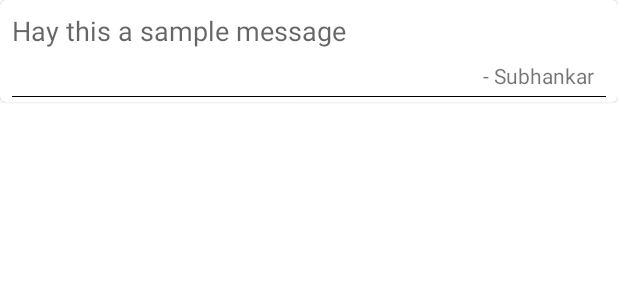
After one commit to SubhankarCodeGeek/MVVMOnboard, an Android app: the layout quote_item.xml on its own in the app's theme, with its tools: preview values and no code run, on a phone screen of 412 x 824 dp. The commit adds this screen. Shown: the top 300 px of the screen. Run offline under Robolectric (Android 15) with nearby library versions, the phone set to English and light mode, and no system bars.

Commit message:
~ QuoteList showing func is added in this section. ~ Groupe for recycleView item binding and showing.

```diff
--- a/app/build.gradle
+++ b/app/build.gradle
@@ -78,4 +78,9 @@ dependencies {
     //ThreeTenABP
     implementation 'com.jakewharton.threetenabp:threetenabp:1.2.0'
 
+    //Groupie
+    implementation "com.xwray:groupie:2.5.0"
+    implementation "com.xwray:groupie-kotlin-android-extensions:2.5.0"
+    implementation "com.xwray:groupie-databinding:2.5.0"
+
 }
--- a/app/src/main/java/com/example/mvvmonboard/data/repository/QuoteRepository.kt
+++ b/app/src/main/java/com/example/mvvmonboard/data/repository/QuoteRepository.kt
@@ -12,7 +12,6 @@ import kotlinx.coroutines.Dispatchers
 import kotlinx.coroutines.withContext
 import org.threeten.bp.LocalDateTime
 import org.threeten.bp.temporal.ChronoUnit
-
 
 /**
  * Created by Subhankar on August'16 2019
--- /dev/null
+++ b/app/src/main/res/layout/quote_item.xml
@@ -0,0 +1,70 @@
+<?xml version="1.0" encoding="utf-8"?>
+<layout xmlns:android="http://schemas.android.com/apk/res/android"
+    xmlns:app="http://schemas.android.com/apk/res-auto"
+    xmlns:tools="http://schemas.android.com/tools">
+
+    <data>
+
+        <variable
+            name="quote"
+            type="com.example.mvvmonboard.data.db.entities.Quote" />
+    </data>
+
+    <com.google.android.material.card.MaterialCardView
+        android:layout_width="match_parent"
+        android:layout_height="wrap_content"
+        android:orientation="vertical">
+
+        <androidx.constraintlayout.widget.ConstraintLayout
+            android:id="@+id/root_layout"
+            android:layout_width="match_parent"
+            android:layout_height="match_parent">
+
+            <TextView
+                android:id="@+id/tv_quote"
+                android:layout_width="wrap_content"
+                android:layout_height="wrap_content"
+                android:layout_marginStart="8dp"
+                android:layout_marginTop="8dp"
+                android:layout_marginEnd="8dp"
+                android:text="@{`'` + quote.quote + `'`}"
+                android:textAppearance="@style/TextAppearance.MaterialComponents.Headline3"
+                android:textSize="18sp"
+                app:layout_constrainedWidth="true"
+                app:layout_constraintEnd_toEndOf="parent"
+                app:layout_constraintHorizontal_bias="0.0"
+                app:layout_constraintStart_toStartOf="parent"
+                app:layout_constraintTop_toTopOf="parent"
+                tools:text="Hay this a sample message" />
+
+            <TextView
+                android:id="@+id/tv_sender_name"
+                android:layout_width="wrap_content"
+                android:layout_height="wrap_content"
+                android:layout_marginTop="8dp"
+                android:layout_marginEnd="16dp"
+                android:layout_marginBottom="8dp"
+                android:text="@{`-`+quote.author}"
+                android:textSize="14dp"
+                app:layout_constraintBottom_toBottomOf="parent"
+                app:layout_constraintEnd_toEndOf="parent"
+                app:layout_constraintTop_toBottomOf="@+id/tv_quote"
+                tools:text="- Subhankar" />
+
+            <View
+                android:id="@+id/view_line"
+                android:layout_width="0dp"
+                android:layout_height="0.5dp"
+                android:layout_marginStart="8dp"
+                android:layout_marginEnd="8dp"
+                android:background="@android:color/black"
+                app:layout_constraintBottom_toBottomOf="parent"
+                app:layout_constraintEnd_toEndOf="parent"
+                app:layout_constraintStart_toStartOf="parent"
+                app:layout_constraintTop_toBottomOf="@+id/tv_sender_name" />
+
+        </androidx.constraintlayout.widget.ConstraintLayout>
+
+    </com.google.android.material.card.MaterialCardView>
+
+</layout>
```
Also changed, not shown: app/src/main/java/com/example/mvvmonboard/ui/home/Quotes/QuoteItem.kt (added, +19 -0 lines), app/src/main/java/com/example/mvvmonboard/ui/home/Quotes/QuotesFragment.kt (+33 -6 lines), app/src/main/res/layout/quotes_fragment.xml (+10 -2 lines).
